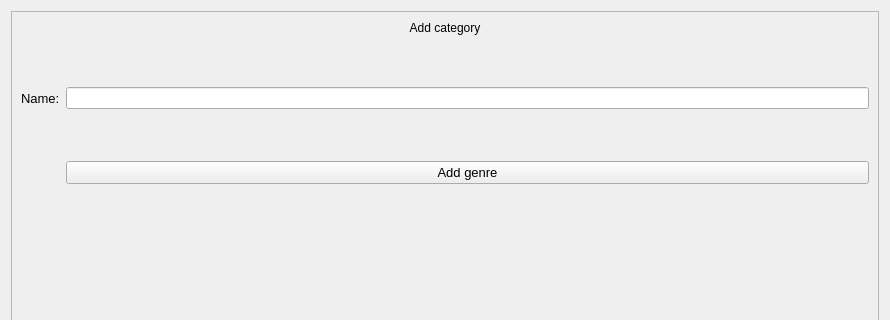
Old version of the form assets/XML/addGenre_window.ui in the repository nisaia/P-yQt-ersonal-management-system; both pictures show x 0 to 890 and y 0 to 320 of the 890 by 730 pixel window.
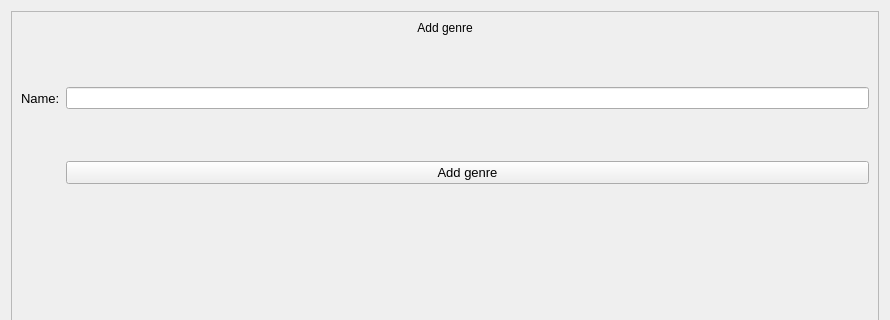
New version of the form.

What changed in the file:
```diff
--- a/assets/XML/addGenre_window.ui
+++ b/assets/XML/addGenre_window.ui
@@ -65,7 +65,7 @@
       <item row="0" column="0" colspan="2">
        <widget class="QLabel" name="label">
         <property name="text">
-         <string>Add category</string>
+         <string>Add genre</string>
         </property>
         <property name="alignment">
          <set>Qt::AlignCenter</set>
```
